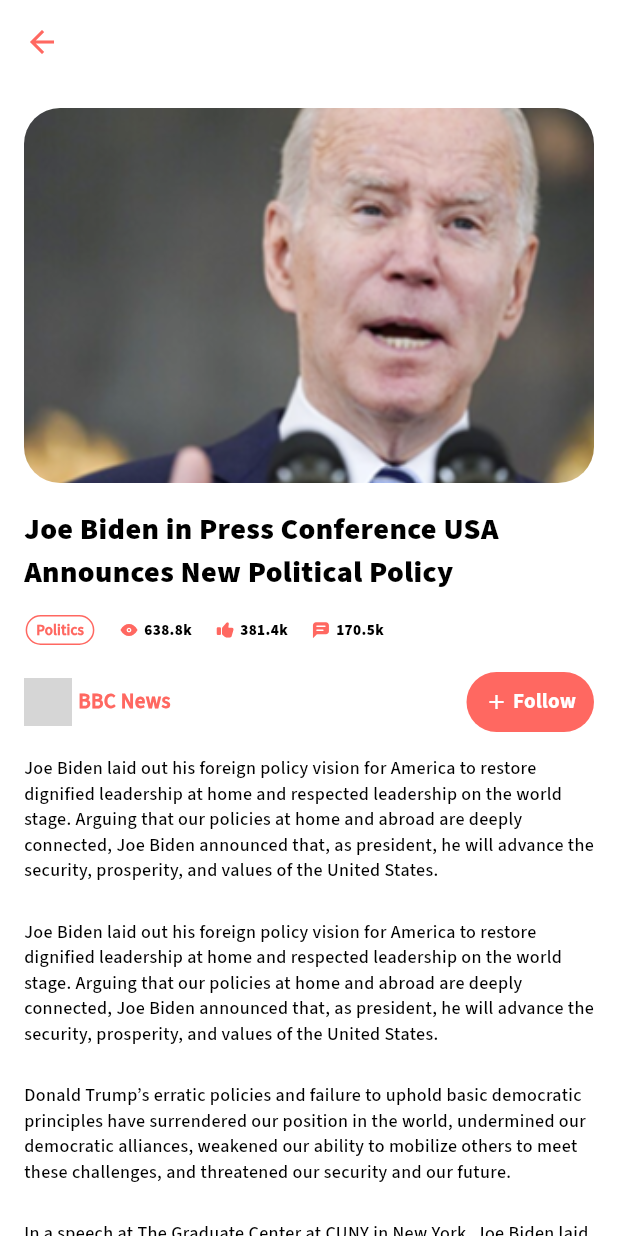
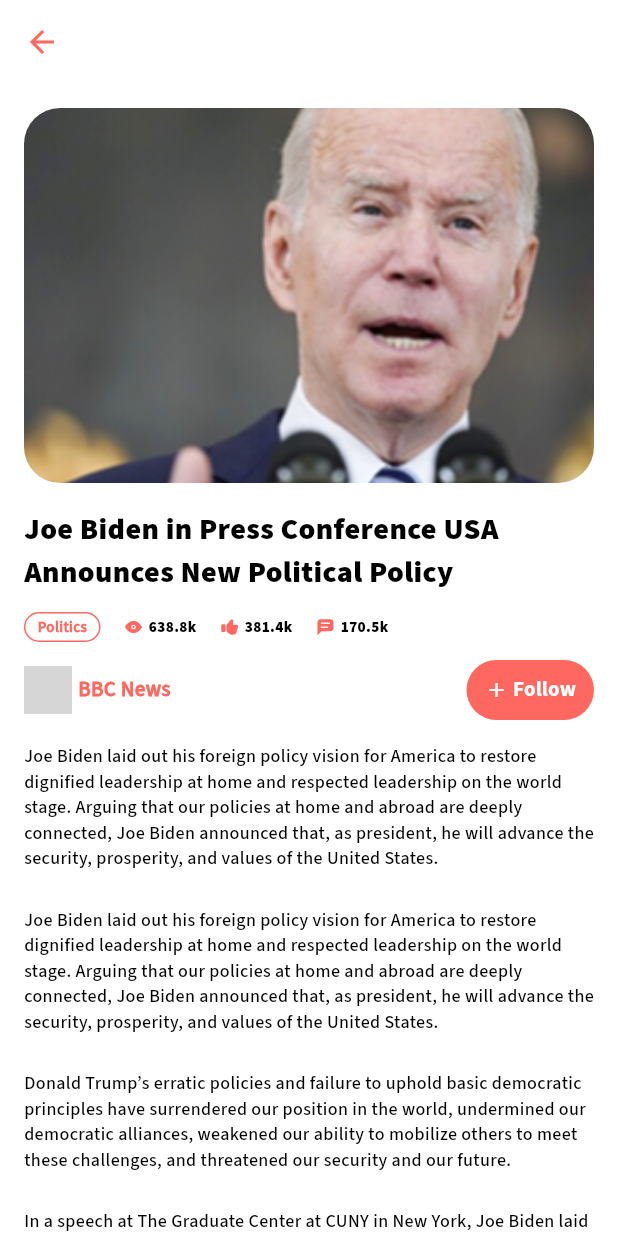
Before and after one commit to PinzaruDaniel/news_app_ebs, a Flutter app: the screen it shows after launch, after a tap on "Read Now", on a phone screen of 412 x 824 dp. Run offline on Flutter 3.47's test engine with Material 3 defaults, Android fonts, the phone set to English and light mode, and no system bars; our stand-ins replace flutter_svg, get, readmore; grey boxes are pictures that could not be loaded.

Commit message:
practic am terminat

```diff
--- a/lib/pages/detail_page/widgets/detail_news_list_view_widget.dart
+++ b/lib/pages/detail_page/widgets/detail_news_list_view_widget.dart
@@ -20,7 +20,7 @@ class _DetailNewsListViewWidgetState extends State<DetailNewsListViewWidget> {
     return Padding(
       padding: const EdgeInsets.all(16.0),
       child: Column(
-        crossAxisAlignment: CrossAxisAlignment.center,
+        crossAxisAlignment: CrossAxisAlignment.start,
         mainAxisAlignment: MainAxisAlignment.start,
         children: [
           ClipRRect(
@@ -39,17 +39,17 @@ class _DetailNewsListViewWidgetState extends State<DetailNewsListViewWidget> {
             padding: const EdgeInsets.only(top: 16.0),
             child: Text(widget.itemNews.title, style: AppTextStyles.bold),
           ),
-          Row(
+          Padding(
+            padding: const EdgeInsets.only(top:12.0, bottom:8),
+            child: Row(
               children: [
                 Padding(
                   padding: const EdgeInsets.only(right: 16.0),
-                child: OutlinedButton(
-                  onPressed: () {},
-                  style: OutlinedButton.styleFrom(
-                    side: const BorderSide(width: 1, color: AppColors.primary),
-                    shape: RoundedRectangleBorder(borderRadius: BorderRadius.circular(24)),
-                    padding: EdgeInsets.symmetric(horizontal: 7, vertical: 3),
-                    minimumSize: Size(4, 5),
+                  child: Container(
+                    padding: EdgeInsets.symmetric(horizontal: 8, vertical: 2),
+                    decoration: BoxDecoration(
+                      borderRadius: BorderRadius.circular(24),
+                      border: Border.all(color: AppColors.primary, width: 1)
                     ),
                     child: Text(widget.itemNews.topic, style: AppTextStyles.primaryButton.copyWith(fontSize: 10)),
                   ),
@@ -66,6 +66,7 @@ class _DetailNewsListViewWidgetState extends State<DetailNewsListViewWidget> {
                 SizedBox(width: 4),
                 Text(widget.itemNews.comments, style: AppTextStyles.bold.copyWith(fontSize: 10)),
               ],
+            ),
           ),
 
           Row(
@@ -106,9 +107,7 @@ class _DetailNewsListViewWidgetState extends State<DetailNewsListViewWidget> {
           ),
 
           Wrap(
-            //crossAxisAlignment: WrapCrossAlignment.start,
-            //spacing:0,
-            //runSpacing: 0,
+            spacing:8,
             children: widget.itemNews.hashtags.map((tag) {
               return TextButton(
                 style: TextButton.styleFrom(
```
Lines whose indentation alone changed are shown as unchanged.
